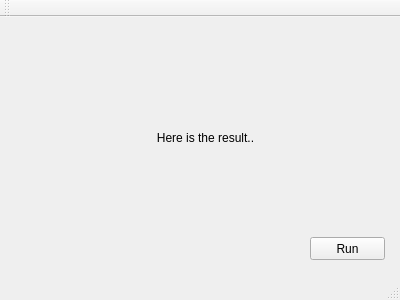
This is src/mainwindow.ui in lheric/PerlinNoiseGenerator as Qt 5 draws it before an edit. The edited form follows.
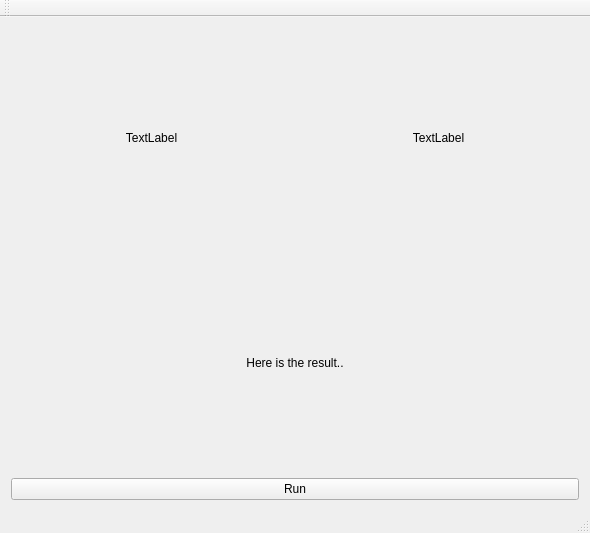
This is the edited form.

Diff of the .ui file:
```diff
--- a/src/mainwindow.ui
+++ b/src/mainwindow.ui
@@ -6,23 +6,43 @@
    <rect>
     <x>0</x>
     <y>0</y>
-    <width>400</width>
-    <height>300</height>
+    <width>590</width>
+    <height>533</height>
    </rect>
   </property>
   <property name="windowTitle">
    <string>Perlin Noise Generator</string>
   </property>
   <widget class="QWidget" name="centralWidget">
+   <layout class="QVBoxLayout" name="verticalLayout">
+    <item>
+     <layout class="QHBoxLayout" name="horizontalLayout_3">
+      <item>
+       <widget class="QLabel" name="random1">
+        <property name="text">
+         <string>TextLabel</string>
+        </property>
+        <property name="alignment">
+         <set>Qt::AlignCenter</set>
+        </property>
+       </widget>
+      </item>
+      <item>
+       <widget class="QLabel" name="random2">
+        <property name="text">
+         <string>TextLabel</string>
+        </property>
+        <property name="alignment">
+         <set>Qt::AlignCenter</set>
+        </property>
+       </widget>
+      </item>
+     </layout>
+    </item>
+    <item>
+     <layout class="QHBoxLayout" name="horizontalLayout_2">
+      <item>
    <widget class="QLabel" name="resultLabel">
-    <property name="geometry">
-     <rect>
-      <x>80</x>
-      <y>30</y>
-      <width>251</width>
-      <height>181</height>
-     </rect>
-    </property>
     <property name="text">
      <string>Here is the result..</string>
     </property>
@@ -30,19 +50,17 @@
      <set>Qt::AlignCenter</set>
     </property>
    </widget>
+      </item>
+     </layout>
+    </item>
+    <item>
    <widget class="QPushButton" name="runBtn">
-    <property name="geometry">
-     <rect>
-      <x>310</x>
-      <y>220</y>
-      <width>75</width>
-      <height>23</height>
-     </rect>
-    </property>
     <property name="text">
      <string>Run</string>
     </property>
    </widget>
+    </item>
+   </layout>
   </widget>
   <widget class="QMenuBar" name="menuBar">
    <property name="geometry">
```
Left out of the diff: 5 changed lines with no effect on the pictures. Lines whose indentation alone changed are shown as unchanged.
